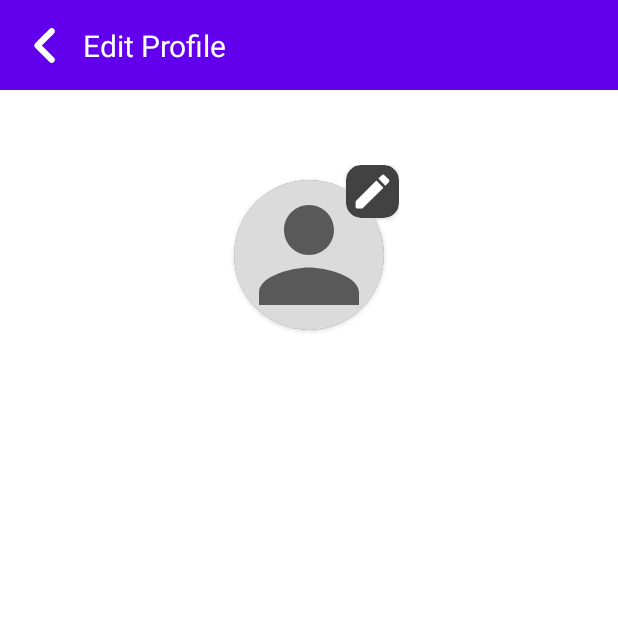
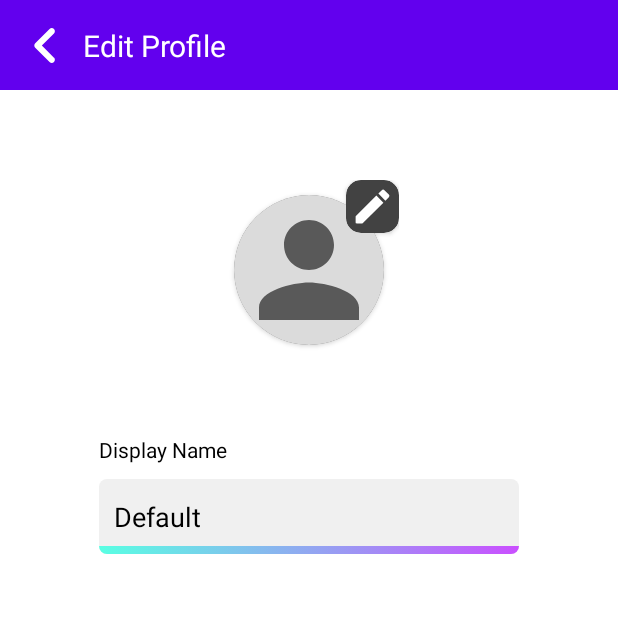
Before and after one commit to ChocolIT/SweetShare, an Android app: the EditUserProfile screen opened directly, with no data from a screen before it, on a phone screen of 412 x 824 dp, the top half of it. Run offline under Robolectric (Android 15) with nearby library versions, the phone set to English and light mode, and no system bars; our stand-ins replace Firebase (no records; nobody signed in at launch, a user with empty details on screens opened directly), Picasso.

Commit message:
-Fixed image syncing between edit profile activity and profile tab. -Finished the UI for the edit profile activity.

```diff
--- a/app/src/main/java/com/example/sweetshare/EditUserProfile.java
+++ b/app/src/main/java/com/example/sweetshare/EditUserProfile.java
@@ -1,31 +1,28 @@
 package com.example.sweetshare;
 
-import androidx.annotation.NonNull;
 import androidx.annotation.Nullable;
 import androidx.appcompat.app.AppCompatActivity;
 import androidx.constraintlayout.widget.ConstraintLayout;
 
 import android.app.Activity;
-import android.app.DownloadManager;
+import android.content.Context;
 import android.content.Intent;
+import android.content.SharedPreferences;
 import android.net.Uri;
 import android.os.Bundle;
 import android.provider.MediaStore;
 import android.util.Log;
 import android.view.View;
+import android.widget.EditText;
 import android.widget.ImageView;
-import android.widget.Toast;
 
-import com.google.android.gms.tasks.OnFailureListener;
 import com.google.android.gms.tasks.OnSuccessListener;
 import com.google.firebase.auth.FirebaseAuth;
 import com.google.firebase.firestore.DocumentReference;
 import com.google.firebase.firestore.FirebaseFirestore;
 import com.google.firebase.storage.FirebaseStorage;
 import com.google.firebase.storage.StorageReference;
-import com.google.firebase.storage.UploadTask;
-
-import java.util.Map;
+import com.squareup.picasso.Picasso;
 
 public class EditUserProfile extends AppCompatActivity {
 
@@ -45,6 +42,12 @@ public class EditUserProfile extends AppCompatActivity {
         profileImgPreviewLayout = findViewById(R.id.changeProfileImgLayout);
         profileImgPreview = findViewById(R.id.profileImgPreview);
 
+        SharedPreferences sharedPreferences = getSharedPreferences(UserConstants.USER_FETCHED_DATA_SHARED_PREFERENCES_FILE, Context.MODE_PRIVATE);
+        if (sharedPreferences.getBoolean(UserConstants.USER_HAS_CUSTOM_PICTURE, false)) {
+            String uId = FirebaseAuth.getInstance().getCurrentUser().getUid();
+            Picasso.get().load(sharedPreferences.getString(UserConstants.USER_PROFILE_PICTURE_URI, "Default")).fit().centerCrop().into(profileImgPreview);
+        }
+
         profileImgPreviewLayout.setOnClickListener(new View.OnClickListener() {
             @Override
             public void onClick(View view) {
@@ -52,6 +55,10 @@ public class EditUserProfile extends AppCompatActivity {
                 startActivityForResult(openGalleryIntent, RequestCodes.GALLERY_REQUEST_CODE);
             }
         });
+
+        ServicesHelper.setInputFieldActivityStatus(findViewById(R.id.nameInputField), findViewById(R.id.nameInputFieldActivityBar));
+        EditText nameInputField = findViewById(R.id.nameInputField);
+        nameInputField.setText(sharedPreferences.getString(UserConstants.USER_FULL_NAME, "Default"));
     }
 
     @Override
@@ -67,6 +74,21 @@ public class EditUserProfile extends AppCompatActivity {
                 String uId = FirebaseAuth.getInstance().getCurrentUser().getUid();
                 DocumentReference documentReference = FirebaseFirestore.getInstance().collection("users").document(uId);
                 documentReference.update(UserConstants.USER_HAS_CUSTOM_PICTURE, true);
+
+                SharedPreferences sharedPreferences = getSharedPreferences(UserConstants.USER_FETCHED_DATA_SHARED_PREFERENCES_FILE, Context.MODE_PRIVATE);
+                final SharedPreferences.Editor editor = sharedPreferences.edit();
+                editor.putBoolean(UserConstants.USER_HAS_CUSTOM_PICTURE, true);
+
+                StorageReference storageReference = FirebaseStorage.getInstance().getReference().child("profile-images/" + FirebaseAuth.getInstance().getCurrentUser().getUid() + ".jpg");
+
+                storageReference.getDownloadUrl().addOnSuccessListener(new OnSuccessListener<Uri>() {
+                    @Override
+                    public void onSuccess(Uri uri) {
+                        Log.d("TAG", "onSuccess edit profile: " + uri.toString());
+                        editor.putString(UserConstants.USER_PROFILE_PICTURE_URI, uri.toString());
+                        editor.commit();
+                    }
+                });
             }
         }
     }
--- a/app/src/main/java/com/example/sweetshare/RequestCodes.java
+++ b/app/src/main/java/com/example/sweetshare/RequestCodes.java
@@ -2,4 +2,5 @@ package com.example.sweetshare;
 
 public class RequestCodes {
     public static final int GALLERY_REQUEST_CODE = 1000;
+    public static final int EDIT_PROFILE_ACTIVITY_REQUEST_CODE = 2000;
 }
--- a/app/src/main/java/com/example/sweetshare/ServicesHelper.java
+++ b/app/src/main/java/com/example/sweetshare/ServicesHelper.java
@@ -77,11 +77,11 @@ public class ServicesHelper {
 
                     if (userHasCustomPhoto) {
                         StorageReference storageReference = FirebaseStorage.getInstance().getReference().child("profile-images/" + FirebaseAuth.getInstance().getCurrentUser().getUid() + ".jpg");
-                        Log.d("TAG", "onSuccess: Helper " + storageReference.getDownloadUrl());
 
                         storageReference.getDownloadUrl().addOnSuccessListener(new OnSuccessListener<Uri>() {
                             @Override
                             public void onSuccess(Uri uri) {
+                                Log.d("TAG", "onSuccess: Function URI" + uri.toString());
                                 editor.putString(UserConstants.USER_PROFILE_PICTURE_URI, uri.toString());
 
                                 Intent intent = new Intent(contextOrigin, MainActivity.class);
--- a/app/src/main/res/layout/activity_edit_user_profile.xml
+++ b/app/src/main/res/layout/activity_edit_user_profile.xml
@@ -6,6 +6,96 @@
     android:layout_height="match_parent"
     tools:context=".EditUserProfile"
     android:background="@color/white">
+
+    <androidx.constraintlayout.widget.ConstraintLayout
+        android:id="@+id/body"
+        android:layout_width="match_parent"
+        android:layout_height="0dp"
+        app:layout_constraintBottom_toBottomOf="parent"
+        app:layout_constraintEnd_toEndOf="parent"
+        app:layout_constraintStart_toStartOf="parent"
+        app:layout_constraintTop_toBottomOf="@id/header"
+        android:layout_marginTop="60dp">
+
+        <androidx.constraintlayout.widget.ConstraintLayout
+            android:id="@+id/changeProfileImgLayout"
+            android:layout_width="wrap_content"
+            android:layout_height="wrap_content"
+            app:layout_constraintEnd_toEndOf="parent"
+            app:layout_constraintStart_toStartOf="parent"
+            app:layout_constraintTop_toTopOf="parent">
+
+            <androidx.cardview.widget.CardView
+                android:layout_width="100dp"
+                android:layout_height="100dp"
+                android:layout_margin="10dp"
+                app:cardCornerRadius="50dp"
+                app:layout_constraintBottom_toBottomOf="parent"
+                app:layout_constraintEnd_toEndOf="parent"
+                app:layout_constraintStart_toStartOf="parent"
+                app:layout_constraintTop_toTopOf="parent">
+
+                <ImageView
+                    android:id="@+id/profileImgPreview"
+                    android:layout_width="match_parent"
+                    android:layout_height="match_parent"
+                    android:adjustViewBounds="true"
+                    android:background="@color/lightGrey"
+                    android:scaleType="centerCrop"
+                    android:src="@drawable/ic_profile_tab_default_profile_picture" />
+
+            </androidx.cardview.widget.CardView>
+
+            <androidx.cardview.widget.CardView
+                android:layout_width="35dp"
+                android:layout_height="35dp"
+                app:cardCornerRadius="10dp"
+                app:layout_constraintEnd_toEndOf="parent"
+                app:layout_constraintTop_toTopOf="parent">
+
+                <ImageView
+                    android:layout_width="30dp"
+                    android:layout_height="30dp"
+                    android:layout_gravity="center"
+                    android:src="@drawable/ic_edit_user_profile_tab_edit" />
+
+            </androidx.cardview.widget.CardView>
+
+        </androidx.constraintlayout.widget.ConstraintLayout>
+
+        <TextView
+            android:id="@+id/displayNameText"
+            android:layout_width="wrap_content"
+            android:layout_height="wrap_content"
+            android:text="Display Name"
+            android:textColor="@color/black"
+            app:layout_constraintStart_toStartOf="@+id/nameInputField"
+            app:layout_constraintTop_toBottomOf="@id/changeProfileImgLayout"
+            android:layout_marginTop="50dp"/>
+
+        <EditText
+            android:id="@+id/nameInputField"
+            android:layout_width="wrap_content"
+            android:layout_height="wrap_content"
+            android:layout_marginTop="10dp"
+            android:background="@drawable/input_field_background"
+            app:layout_constraintEnd_toEndOf="parent"
+            app:layout_constraintStart_toStartOf="parent"
+            app:layout_constraintTop_toBottomOf="@+id/displayNameText"
+            android:paddingLeft="10dp"
+            android:textColor="@color/black"/>
+
+        <View
+            android:id="@+id/nameInputFieldActivityBar"
+            android:layout_width="0dp"
+            android:layout_height="5dp"
+            android:background="@drawable/active_focus_input_field_bar"
+            app:layout_constraintStart_toStartOf="@+id/nameInputField"
+            app:layout_constraintEnd_toEndOf="@id/nameInputField"
+            app:layout_constraintBottom_toBottomOf="@id/nameInputField"
+            android:visibility="invisible"/>
+
+    </androidx.constraintlayout.widget.ConstraintLayout>
 
     <androidx.constraintlayout.widget.ConstraintLayout
         android:id="@+id/header"
@@ -46,51 +136,5 @@
             android:textColor="@color/white"/>
     </androidx.constraintlayout.widget.ConstraintLayout>
 
-    <androidx.constraintlayout.widget.ConstraintLayout
-        android:id="@+id/changeProfileImgLayout"
-        android:layout_width="wrap_content"
-        android:layout_height="wrap_content"
-        app:layout_constraintEnd_toEndOf="parent"
-        app:layout_constraintStart_toStartOf="parent"
-        app:layout_constraintTop_toBottomOf="@id/header"
-        android:layout_marginTop="50dp">
-
-        <androidx.cardview.widget.CardView
-            android:layout_width="100dp"
-            android:layout_height="100dp"
-            app:cardCornerRadius="50dp"
-            app:layout_constraintBottom_toBottomOf="parent"
-            app:layout_constraintEnd_toEndOf="parent"
-            app:layout_constraintStart_toStartOf="parent"
-            app:layout_constraintTop_toTopOf="parent"
-            android:layout_margin="10dp">
-
-            <ImageView
-                android:id="@+id/profileImgPreview"
-                android:layout_width="match_parent"
-                android:layout_height="match_parent"
-                android:background="@color/lightGrey"
-                android:src="@drawable/ic_profile_tab_default_profile_picture"
-                android:scaleType="centerCrop"
-                android:adjustViewBounds="true"/>
-
-        </androidx.cardview.widget.CardView>
-
-        <androidx.cardview.widget.CardView
-            android:layout_width="35dp"
-            android:layout_height="35dp"
-            app:layout_constraintTop_toTopOf="parent"
-            app:layout_constraintEnd_toEndOf="parent"
-            app:cardCornerRadius="10dp">
-
-            <ImageView
-                android:layout_width="30dp"
-                android:layout_height="30dp"
-                android:src="@drawable/ic_edit_user_profile_tab_edit"
-                android:layout_gravity="center"/>
-
-        </androidx.cardview.widget.CardView>
-
-    </androidx.constraintlayout.widget.ConstraintLayout>
 
 </androidx.constraintlayout.widget.ConstraintLayout>
```
Also changed, not shown: app/src/main/java/com/example/sweetshare/MainActivity.java (+9 -4 lines), app/src/main/java/com/example/sweetshare/ProfileTab.java (+42 -2 lines).
